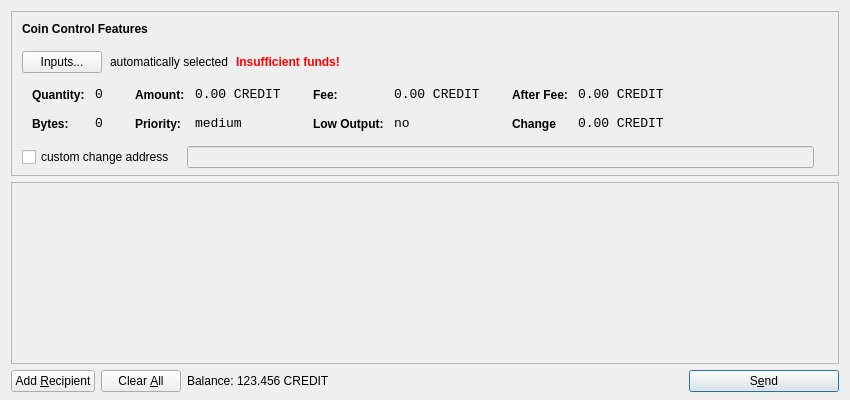
Above: src/qt/forms/sendcoinsdialog.ui from creditbit/creditbit before the change. Below: the same form after it.
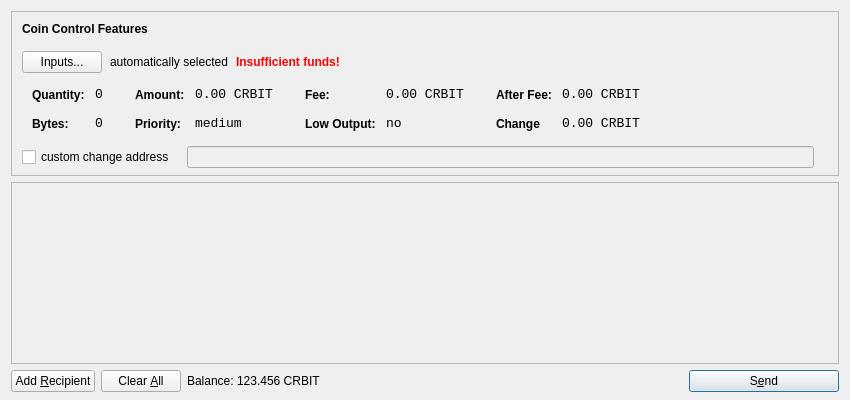
That is the form after the change. Icons and pictures are not drawn.

Commit message:
Changed ticker from CREDIT to CRBIT
Also fixed some other mistakes when renaming to CREDIT

Diff of the .ui file:
```diff
--- a/src/qt/forms/sendcoinsdialog.ui
+++ b/src/qt/forms/sendcoinsdialog.ui
@@ -321,7 +321,7 @@
                   <enum>Qt::ActionsContextMenu</enum>
                  </property>
                  <property name="text">
-                  <string>0.00 CREDIT</string>
+                  <string>0.00 CRBIT</string>
                  </property>
                  <property name="textInteractionFlags">
                   <set>Qt::LinksAccessibleByMouse|Qt::TextSelectableByKeyboard|Qt::TextSelectableByMouse</set>
@@ -407,7 +407,7 @@
                   <enum>Qt::ActionsContextMenu</enum>
                  </property>
                  <property name="text">
-                  <string>0.00 CREDIT</string>
+                  <string>0.00 CRBIT</string>
                  </property>
                  <property name="textInteractionFlags">
                   <set>Qt::LinksAccessibleByMouse|Qt::TextSelectableByKeyboard|Qt::TextSelectableByMouse</set>
@@ -493,7 +493,7 @@
                   <enum>Qt::ActionsContextMenu</enum>
                  </property>
                  <property name="text">
-                  <string>0.00 CREDIT</string>
+                  <string>0.00 CRBIT</string>
                  </property>
                  <property name="textInteractionFlags">
                   <set>Qt::LinksAccessibleByMouse|Qt::TextSelectableByKeyboard|Qt::TextSelectableByMouse</set>
@@ -525,7 +525,7 @@
                   <enum>Qt::ActionsContextMenu</enum>
                  </property>
                  <property name="text">
-                  <string>0.00 CREDIT</string>
+                  <string>0.00 CRBIT</string>
                  </property>
                  <property name="textInteractionFlags">
                   <set>Qt::LinksAccessibleByMouse|Qt::TextSelectableByKeyboard|Qt::TextSelectableByMouse</set>
@@ -732,7 +732,7 @@
           <cursorShape>IBeamCursor</cursorShape>
          </property>
          <property name="text">
-          <string>123.456 CREDIT</string>
+          <string>123.456 CRBIT</string>
          </property>
          <property name="textInteractionFlags">
           <set>Qt::LinksAccessibleByMouse|Qt::TextSelectableByKeyboard|Qt::TextSelectableByMouse</set>
```
The commit also changes 15 other files.
